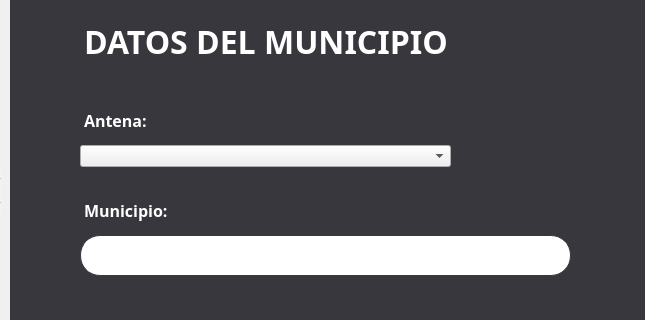
Old version of the form app/frontend/pantalla_crearS_municipio.ui in the repository uRicardoCaballero/Radcomtest; both pictures show x 630 to 1275 and y 95 to 415 of the 1275 by 725 pixel window.
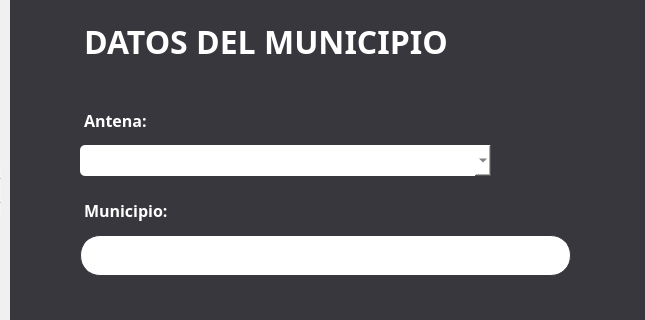
New version of the form. Icons and pictures are not drawn.

```diff
--- a/app/frontend/pantalla_crearS_municipio.ui
+++ b/app/frontend/pantalla_crearS_municipio.ui
@@ -369,10 +369,25 @@
       <rect>
        <x>70</x>
        <y>240</y>
-       <width>371</width>
-       <height>22</height>
+       <width>411</width>
+       <height>31</height>
       </rect>
      </property>
+     <property name="font">
+      <font>
+       <family>Montserrat</family>
+       <pointsize>-1</pointsize>
+      </font>
+     </property>
+     <property name="styleSheet">
+      <string notr="true">QComboBox{
+ 	background: #FFFFFF;
+	color: #37373d;
+	border-radius: 5px;
+	font-family: Montserrat; /* Type of font */
+    font-size: 16px;                /* Size of the text */
+}</string>
+     </property>
     </widget>
    </widget>
    <widget class="QLabel" name="cliente">
```
Left out of the diff: 12 changed lines with no effect on the pictures.
